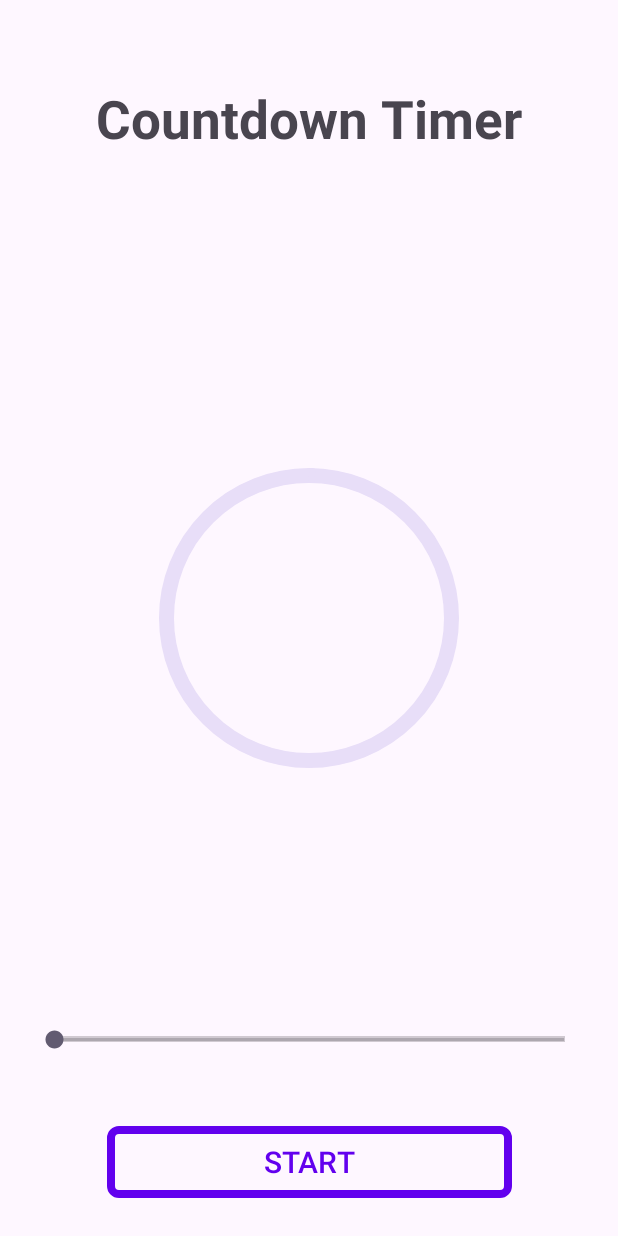
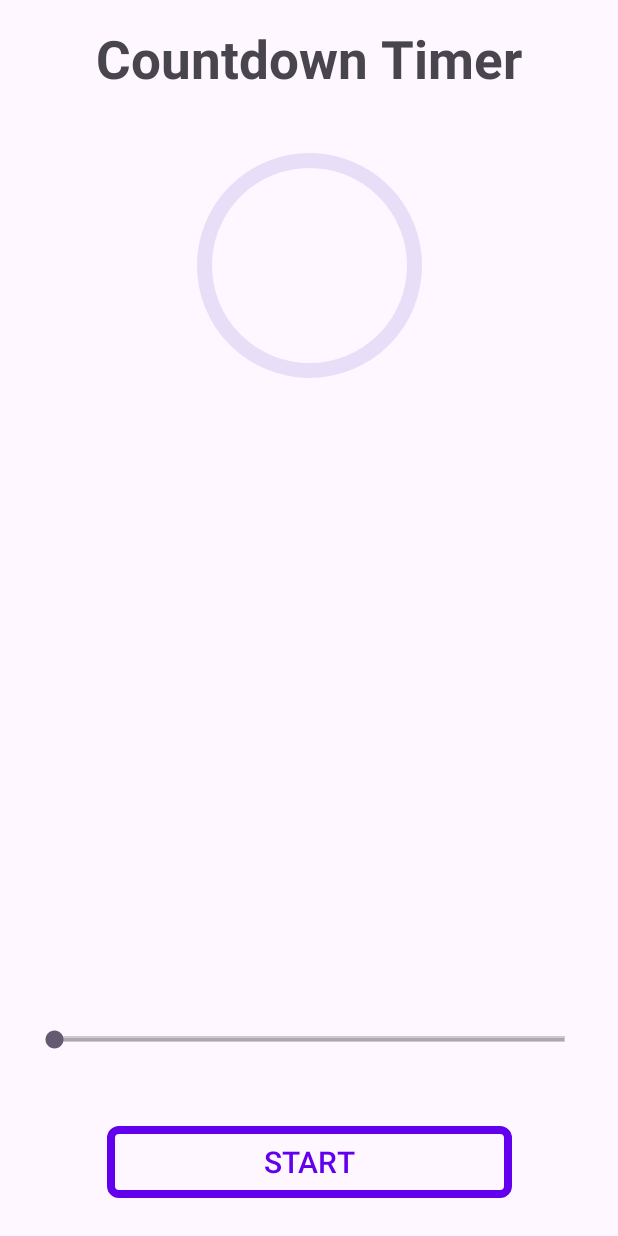
Before and after one commit to Maksim-Proger/timer, an Android app: the screen it shows after launch (MainActivity), on a phone screen of 412 x 824 dp. Run offline under Robolectric (Android 15) with nearby library versions, the phone set to English and light mode, and no system bars.

Commit message:
9-th commit

```diff
--- a/app/src/main/res/layout/fragment_timer.xml
+++ b/app/src/main/res/layout/fragment_timer.xml
@@ -12,7 +12,7 @@
         app:layout_constraintTop_toTopOf="parent"
         app:layout_constraintRight_toRightOf="parent"
         app:layout_constraintLeft_toLeftOf="parent"
-        android:layout_marginTop="55dp"
+        android:layout_marginTop="15dp"
         android:layout_width="match_parent"
         android:layout_height="wrap_content"
         android:gravity="center"
@@ -24,12 +24,13 @@
         android:id="@+id/indicatorTimer"
         android:layout_width="wrap_content"
         android:layout_height="wrap_content"
+        android:layout_marginTop="35dp"
         app:indicatorSize="@dimen/size_circular_progress_indicator"
         app:trackThickness="10dp"
         android:progress="0"
         app:indicatorDirectionCircular="clockwise"
-        app:layout_constraintBottom_toBottomOf="parent"
-        app:layout_constraintTop_toTopOf="parent"
+
+        app:layout_constraintTop_toBottomOf="@+id/nameApp"
         app:layout_constraintRight_toRightOf="parent"
         app:layout_constraintLeft_toLeftOf="parent" />
 
--- a/app/src/main/res/values/dimens.xml
+++ b/app/src/main/res/values/dimens.xml
@@ -1,4 +1,4 @@
 <?xml version="1.0" encoding="utf-8"?>
 <resources>
-    <dimen name="size_circular_progress_indicator">200dp</dimen>
+    <dimen name="size_circular_progress_indicator">150dp</dimen>
 </resources>
```
